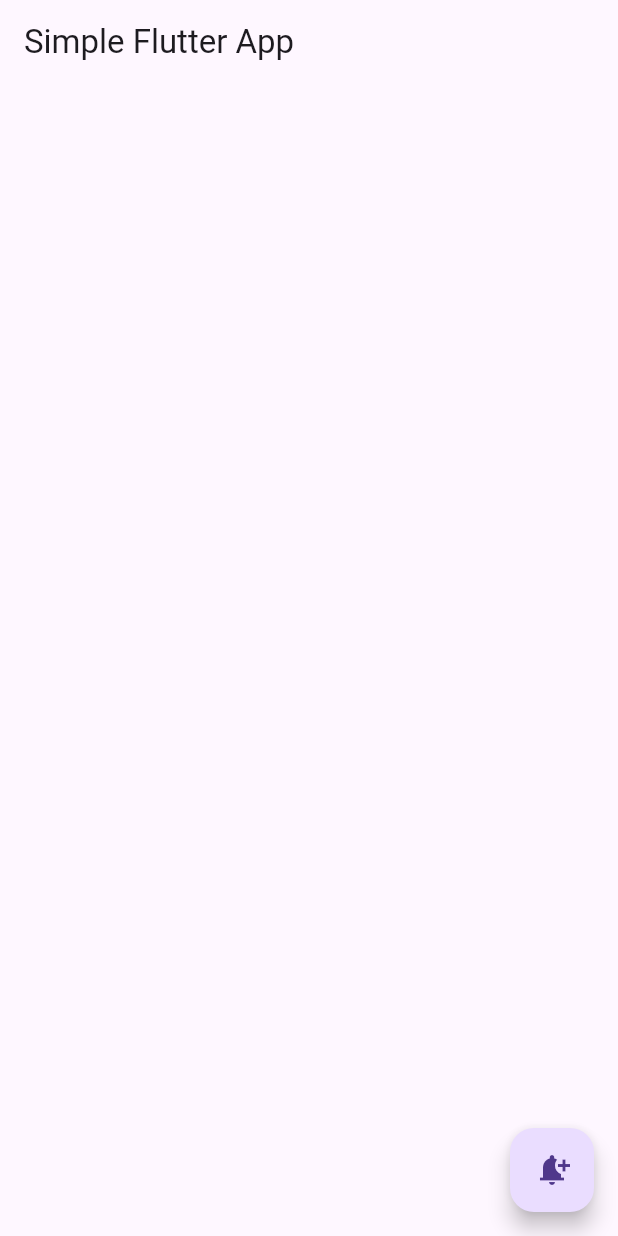
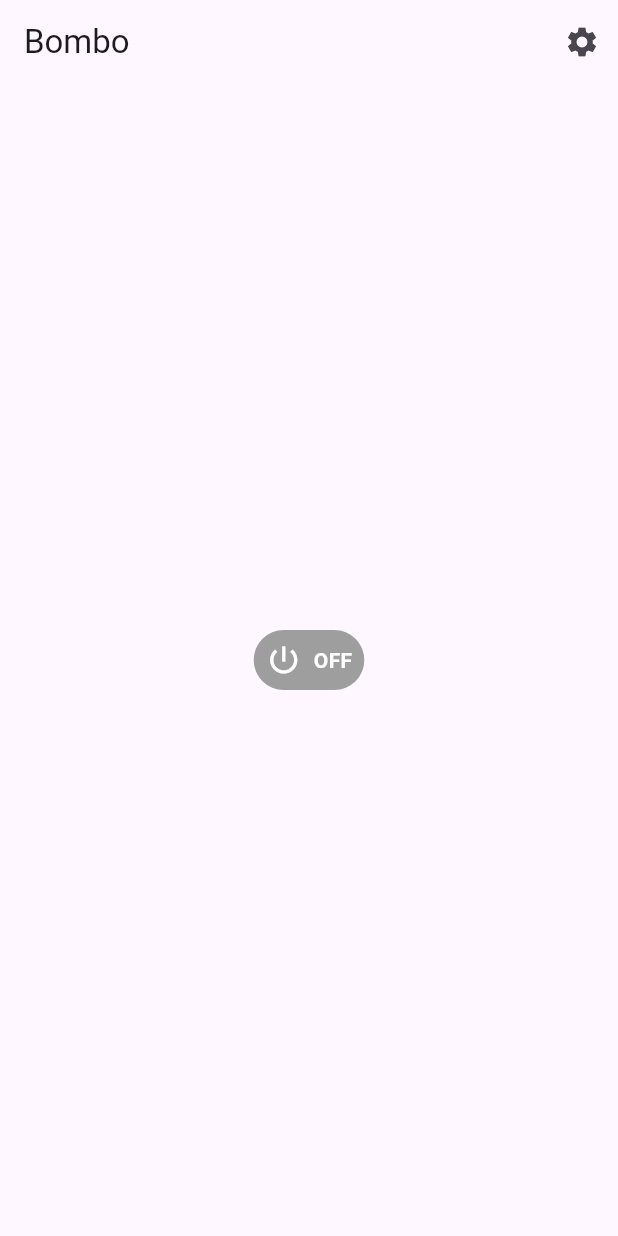
Before and after one commit to JohnnyLiang-OTU/Water_Reminder, a Flutter app: the screen it shows after launch, on a phone screen of 412 x 824 dp. Run offline on Flutter 3.47's test engine with Material 3 defaults, Android fonts, the phone set to English and light mode, and no system bars; our stand-ins replace awesome_notifications.

Commit message:
Added settings page, added toggle functionality for the main usage

```diff
--- a/lib/AppSide.dart
+++ b/lib/AppSide.dart
@@ -11,7 +11,8 @@ class AppSide extends StatefulWidget
 
 class _AppSideState extends State<AppSide>
 {
-
+  bool isSwitched = false;
+  int intervalInMinutes = 5;
   @override
   void initState() {
     AwesomeNotifications().setListeners(
@@ -22,22 +23,127 @@ class _AppSideState extends State<AppSide>
     );
     super.initState();
   }
+  // @override
+  // // Widget build(BuildContext context) {
+  // //   return Scaffold(
+  // //     appBar: AppBar(
+  // //       title: Text('Simple Flutter App'),
+  // //       actions: [
+  // //         IconButton(onPressed: stopNotification, icon: const Icon(Icons.cancel)),
+  // //       ],
+  // //     ),
+  // //     floatingActionButton: FloatingActionButton(
+  // //       onPressed: scheduleNotification,
+  // //       child: const Icon(Icons.notification_add),
+  // //     ),
+  // //     );
+  // // }
+
   @override
-  Widget build(BuildContext context) {
+  Widget build(BuildContext context)
+  {
     return Scaffold(
       appBar: AppBar(
-        title: Text('Simple Flutter App'),
+        title: Text("Bombo"),
+        actions: [
+          IconButton(
+              onPressed: openSettings,
+              icon: Icon(Icons.settings)),
+        ],
       ),
-      floatingActionButton: FloatingActionButton(
-        onPressed: scheduleNotification,
-        child: Icon(Icons.notification_add),
+      body: Center(
+        child: GestureDetector(
+          onTap: () {
+            setState(() {
+              isSwitched = !isSwitched;
+            });
+            if(isSwitched)
+              {
+                scheduleNotification();
+              }
+            else
+              {
+                stopNotification();
+              }
+          },
+          child: Container(
+            padding: EdgeInsets.all(8.0),
+            decoration: BoxDecoration(
+              color: isSwitched ? Colors.green : Colors.grey,
+              borderRadius: BorderRadius.circular(20.0),
+            ),
+            child: Row(
+              mainAxisSize: MainAxisSize.min,
+              children: [
+                Icon(
+                  Icons.power_settings_new,
+                  color: Colors.white,
+                ),
+                SizedBox(width: 8.0),
+                Text(
+                  isSwitched ? 'ON' : 'OFF',
+                  style: TextStyle(
+                    color: Colors.white,
+                    fontWeight: FontWeight.bold,
+                  ),
+                ),
+              ],
+            ),
+          ),
+        ),
       ),
-      );
+    );
   }
+
+  // ************************************** WIDGETS ****************************************
+
+  Widget SettingScreen()
+  {
+    return Scaffold(
+      appBar: AppBar(
+        title: Text("Hello"),
+      ),
+      body: Center(
+        child: ElevatedButton(
+          onPressed: () {
+
+          },
+          child: Text('Open Time Picker'),
+        ),
+      ),
+    );
+  }
+
+  void openSettings()
+  {
+    Navigator.push(
+      context,
+        MaterialPageRoute(
+        builder: (context) => SettingScreen(),
+        ));
+  }
+
+
+
+  // *********************************** NOTIFICATIONS **********************************
+  void stopNotification()
+  {
+    final AwesomeNotifications awesome = AwesomeNotifications();
+    try{
+      log("Cancelled all Schedules");
+      awesome.cancelAllSchedules();
+    }
+    catch(e){
+      log("Error:",
+          error: e);
+    }
+  }
+
 
   Future<bool> scheduleNotification() async
   {
     final AwesomeNotifications awesome = AwesomeNotifications();
+    log("Scheduled Activated");
     return await awesome.createNotification(
         content: NotificationContent(
           id: 0,
```
